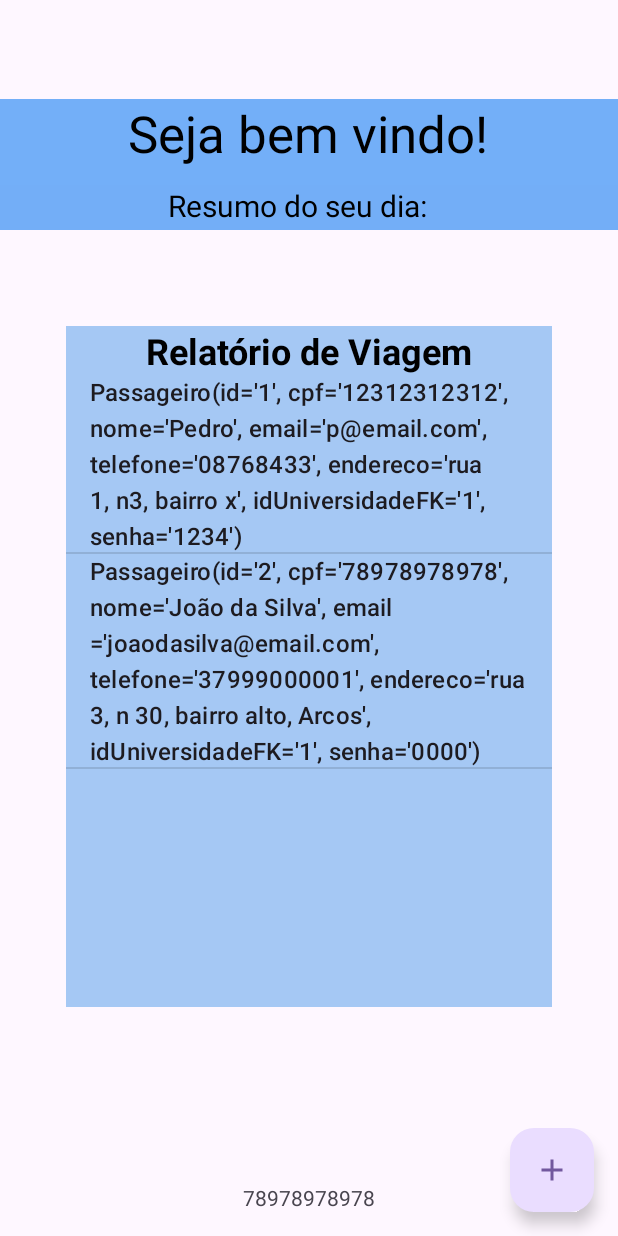
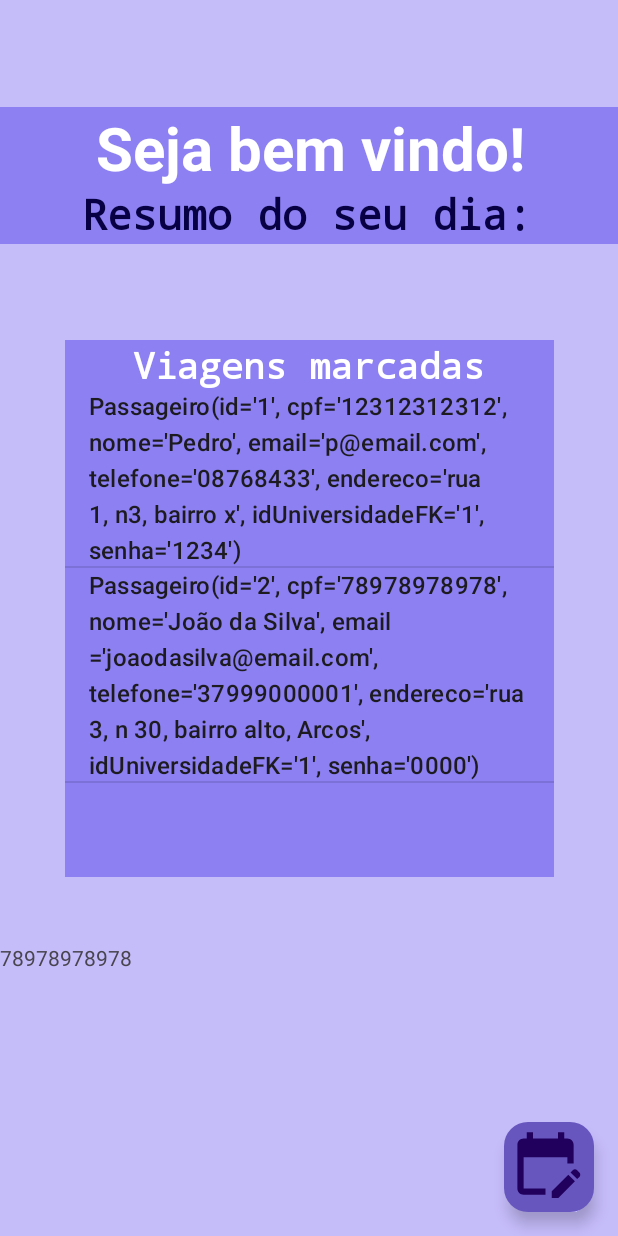
Before and after one commit to MariaLaura17/AppTransporte, an Android app: the PrincipalActivity screen opened directly, with no data from a screen before it, on a phone screen of 412 x 824 dp. Run offline under Robolectric (Android 15) with nearby library versions, the phone set to English and light mode, and no system bars.

Commit message:
interface implementadas

```diff
--- /dev/null
+++ b/app/src/main/res/drawable/baseline_chevron_left_24.xml
@@ -0,0 +1,5 @@
+<vector xmlns:android="http://schemas.android.com/apk/res/android" android:height="24dp" android:tint="#000000" android:viewportHeight="24" android:viewportWidth="24" android:width="24dp">
+
+    <path android:fillColor="@android:color/white" android:pathData="M15.41,7.41L14,6l-6,6 6,6 1.41,-1.41L10.83,12z"/>
+
+</vector>
--- /dev/null
+++ b/app/src/main/res/drawable/baseline_edit_calendar_24.xml
@@ -0,0 +1,5 @@
+<vector xmlns:android="http://schemas.android.com/apk/res/android" android:height="60dp" android:tint="#000000" android:viewportHeight="24" android:viewportWidth="24" android:width="60dp">
+
+    <path android:fillColor="@android:color/white" android:pathData="M12,22H5c-1.11,0 -2,-0.9 -2,-2L3.01,6c0,-1.1 0.88,-2 1.99,-2h1V2h2v2h8V2h2v2h1c1.1,0 2,0.9 2,2v6h-2v-2H5v10h7V22zM22.13,16.99l0.71,-0.71c0.39,-0.39 0.39,-1.02 0,-1.41l-0.71,-0.71c-0.39,-0.39 -1.02,-0.39 -1.41,0l-0.71,0.71L22.13,16.99zM21.42,17.7l-5.3,5.3H14v-2.12l5.3,-5.3L21.42,17.7z"/>
+
+</vector>
--- a/app/src/main/res/layout/activity_principal.xml
+++ b/app/src/main/res/layout/activity_principal.xml
@@ -5,6 +5,7 @@
     android:id="@+id/main"
     android:layout_width="match_parent"
     android:layout_height="match_parent"
+    android:background="#C5BCFA"
     tools:context=".PrincipalActivity">
 
 
@@ -12,32 +13,33 @@
         android:id="@+id/frameLayout"
         android:layout_width="477dp"
         android:layout_height="72dp"
-        android:background="#73AFF8"
+        android:background="#8C80F3"
         app:layout_constraintBottom_toBottomOf="parent"
         app:layout_constraintEnd_toEndOf="parent"
-        app:layout_constraintHorizontal_bias="0.526"
         app:layout_constraintStart_toStartOf="parent"
         app:layout_constraintTop_toTopOf="parent"
-        app:layout_constraintVertical_bias="0.088">
+        app:layout_constraintVertical_bias="0.095">
 
         <TextView
             android:id="@+id/textViewBoasVindas"
             android:layout_width="match_parent"
             android:layout_height="wrap_content"
+            android:fontFamily="sans-serif"
             android:text="Seja bem vindo!"
             android:textAlignment="center"
-            android:textColor="#000000"
-            android:textSize="34sp" />
+            android:textColor="#FFFFFF"
+            android:textSize="40sp"
+            android:textStyle="bold" />
 
     </FrameLayout>
 
     <FrameLayout
         android:id="@+id/frameLayout2"
-        android:layout_width="465dp"
-        android:layout_height="30dp"
+        android:layout_width="464dp"
+        android:layout_height="39dp"
         android:layout_marginTop="123dp"
         android:layout_marginBottom="64dp"
-        android:background="#73AEF7"
+        android:background="#8C80F3"
         app:layout_constraintBottom_toTopOf="@+id/linearLayout"
         app:layout_constraintEnd_toEndOf="parent"
         app:layout_constraintHorizontal_bias="0.666"
@@ -46,22 +48,24 @@
 
         <TextView
             android:id="@+id/textViewMensagemResumo"
-            android:layout_width="match_parent"
-            android:layout_height="wrap_content"
+            android:layout_width="476dp"
+            android:layout_height="match_parent"
+            android:fontFamily="monospace"
             android:text="Resumo do seu dia:"
             android:textAlignment="center"
-            android:textColor="#000000"
-            android:textSize="20sp" />
+            android:textColor="#070042"
+            android:textSize="28sp"
+            android:textStyle="bold" />
     </FrameLayout>
 
     <LinearLayout
         android:id="@+id/linearLayout"
-        android:layout_width="0dp"
-        android:layout_height="0dp"
+        android:layout_width="326dp"
+        android:layout_height="358dp"
         android:layout_marginStart="44dp"
         android:layout_marginEnd="44dp"
         android:layout_marginBottom="117dp"
-        android:background="#A5C8F4"
+        android:background="#8C80F3"
         android:orientation="vertical"
         app:layout_constraintBottom_toTopOf="@+id/textViewRodape"
         app:layout_constraintEnd_toEndOf="parent"
@@ -72,39 +76,44 @@
             android:id="@+id/textViewRelatório"
             android:layout_width="match_parent"
             android:layout_height="wrap_content"
-            android:text="Relatório de Viagem"
+            android:fontFamily="monospace"
+            android:text="Viagens marcadas"
             android:textAlignment="center"
-            android:textColor="#000000"
+            android:textColor="#FFFFFF"
             android:textSize="24sp"
             android:textStyle="bold" />
 
-        <ListView android:id="@+id/listviewprincipalpassageiro"
+        <ListView
+            android:id="@+id/listviewprincipalpassageiro"
             android:layout_width="match_parent"
-            android:layout_height="match_parent" />
+            android:layout_height="339dp" />
 
     </LinearLayout>
 
+
+    <com.google.android.material.floatingactionbutton.FloatingActionButton
+        android:id="@+id/fabReservarViagem"
+        android:layout_width="72dp"
+        android:layout_height="60dp"
+        android:layout_margin="16dp"
+        android:layout_marginEnd="16dp"
+        android:layout_marginBottom="16dp"
+        android:contentDescription="@string/descricao_fab_reservar"
+        android:src="@drawable/baseline_edit_calendar_24"
+        app:backgroundTint="#6756BE"
+        app:layout_constraintBottom_toBottomOf="parent"
+        app:layout_constraintEnd_toEndOf="parent"
+        app:maxImageSize="50dp" />
+
     <TextView
         android:id="@+id/textViewRodape"
-        android:layout_width="wrap_content"
-        android:layout_height="wrap_content"
-        android:layout_marginBottom="16dp"
-        android:text="TEXTO DE RODAPE"
-        app:layout_constraintBottom_toBottomOf="parent"
+        android:layout_width="252dp"
+        android:layout_height="33dp"
+        android:layout_marginTop="44dp"
         app:layout_constraintEnd_toEndOf="parent"
+        app:layout_constraintHorizontal_bias="0.0"
         app:layout_constraintStart_toStartOf="parent"
         app:layout_constraintTop_toBottomOf="@+id/linearLayout" />
 
 
-    <com.google.android.material.floatingactionbutton.FloatingActionButton
-        android:id="@+id/fabReservarViagem"
-        android:layout_width="wrap_content"
-        android:layout_height="wrap_content"
-        android:layout_margin="16dp"
-        app:layout_constraintBottom_toBottomOf="parent"
-        app:layout_constraintEnd_toEndOf="parent"
-        android:contentDescription="@string/descricao_fab_reservar"
-        android:src="@drawable/ic_action_adicionar" />
-
-
 </androidx.constraintlayout.widget.ConstraintLayout>
```
Also changed, not shown: app/src/main/AndroidManifest.xml (+6 -3 lines), app/src/main/java/com/example/apptransporte/AdmPrincipalActivity.kt (added, +20 -0 lines), app/src/main/java/com/example/apptransporte/RelatorioActivity.kt (added, +20 -0 lines), app/src/main/res/layout/activity_adm_principal.xml (added, +125 -0 lines), app/src/main/res/layout/activity_cadastrar_reserva.xml (+11 -11 lines), app/src/main/res/layout/activity_login.xml (+58 -21 lines), app/src/main/res/layout/activity_relatorio.xml (added, +42 -0 lines), app/src/main/res/drawable-nodpi/red_yellow_simple_tour_bus_rental_travel_logo.png (added), 534 other files.
